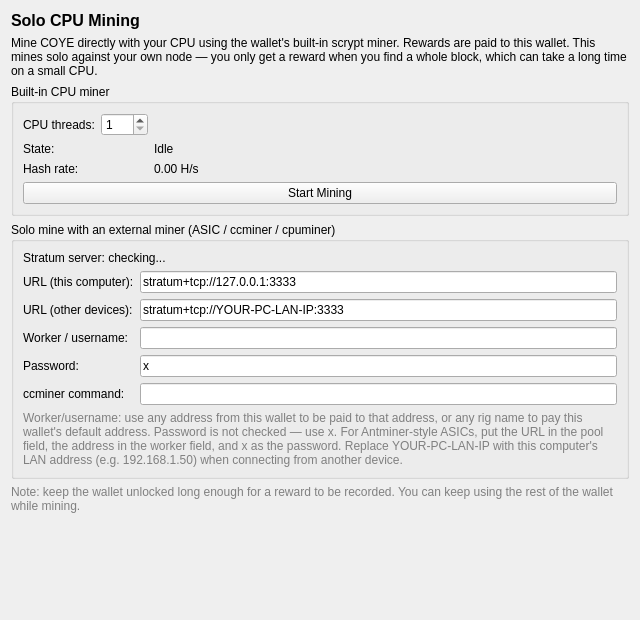
Above: src/qt/forms/miningpage.ui from bityecoin/coinyecoin before the change. Below: the same form after it.
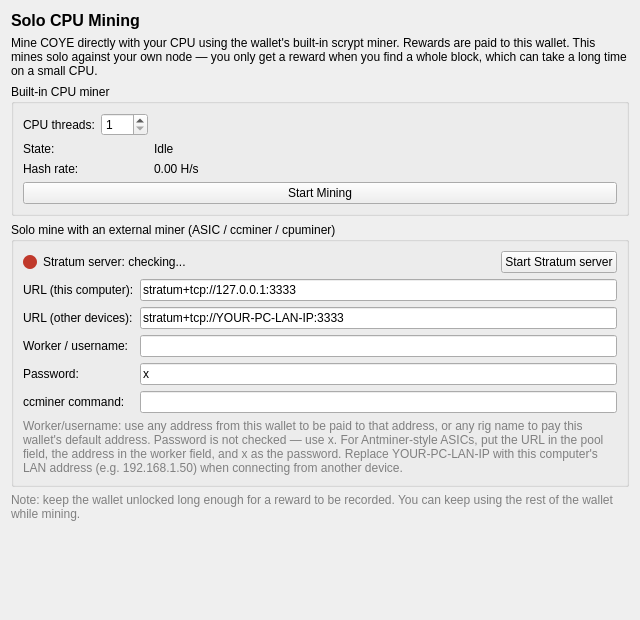
That is the form after the change.

Commit message: New paper wallet, new style, all Coinye.

What changed in the file:
```diff
--- a/src/qt/forms/miningpage.ui
+++ b/src/qt/forms/miningpage.ui
@@ -119,6 +119,16 @@
      </property>
      <layout class="QGridLayout" name="externalLayout">
       <item row="0" column="0" colspan="2">
+       <layout class="QHBoxLayout" name="stratumStatusRow">
+        <item>
+         <widget class="QLabel" name="stratumIndicator">
+          <property name="minimumSize"><size><width>14</width><height>14</height></size></property>
+          <property name="maximumSize"><size><width>14</width><height>14</height></size></property>
+          <property name="styleSheet"><string notr="true">background-color:#c0392b; border-radius:7px;</string></property>
+          <property name="text"><string/></property>
+         </widget>
+        </item>
+        <item>
        <widget class="QLabel" name="stratumStatusLabel">
         <property name="text">
          <string>Stratum server: checking...</string>
@@ -126,7 +136,17 @@
         <property name="wordWrap">
          <bool>true</bool>
         </property>
-       </widget>
+          <property name="sizePolicy">
+           <sizepolicy hsizetype="Expanding" vsizetype="Preferred"><horstretch>1</horstretch><verstretch>0</verstretch></sizepolicy>
+          </property>
+         </widget>
+        </item>
+        <item>
+         <widget class="QPushButton" name="toggleStratumButton">
+          <property name="text"><string>Start Stratum server</string></property>
+         </widget>
+        </item>
+       </layout>
       </item>
       <item row="1" column="0">
        <widget class="QLabel" name="urlLocalTextLabel">
```
Lines whose indentation alone changed are shown as unchanged. The commit also changes 15 other files.
